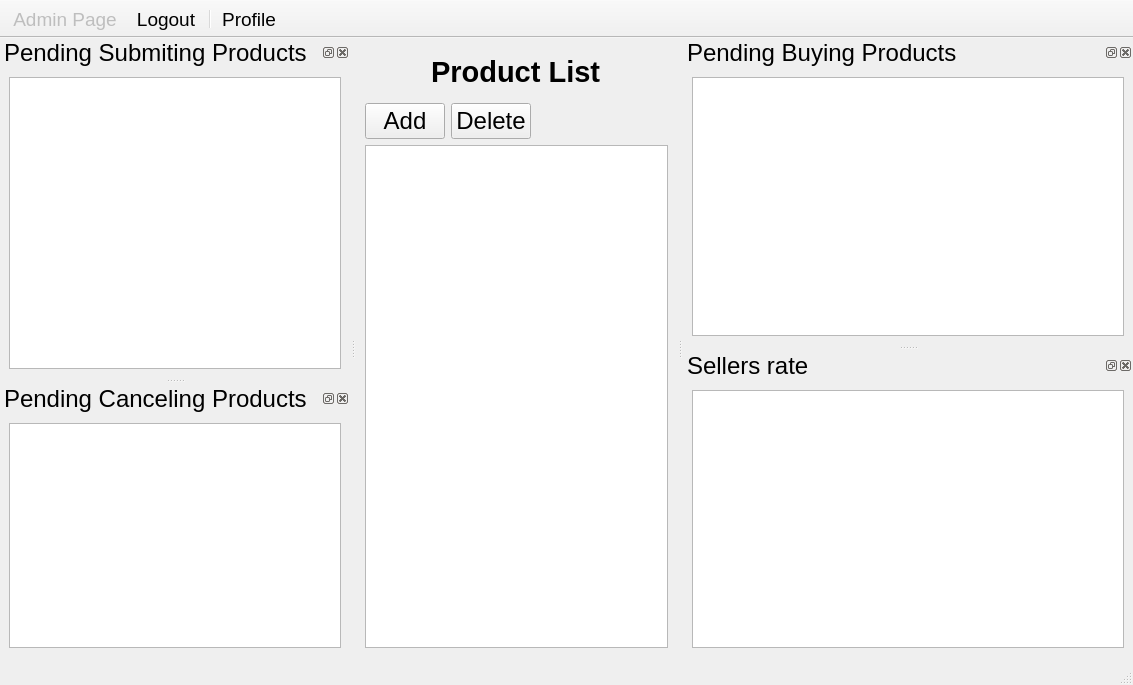
The window that admin.ui (MrCode4/Digikala) describes before a commit, drawn with Qt 5.
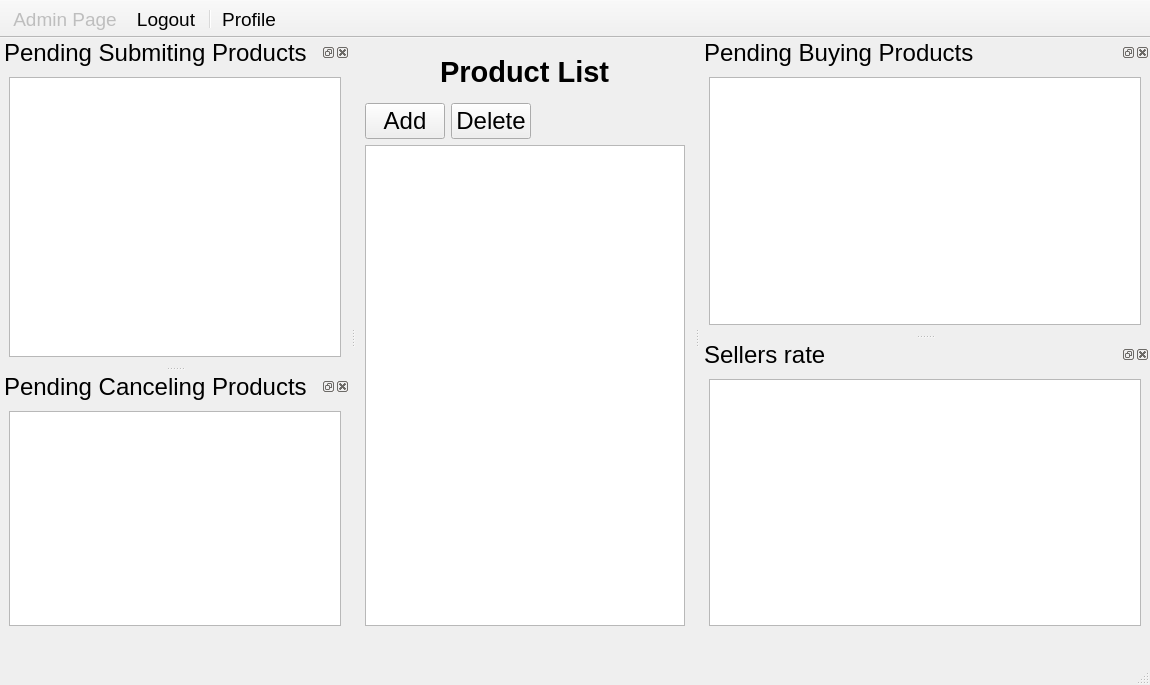
The same window after the commit. Icons and pictures are not drawn.

Patch:
```diff
--- a/admin.ui
+++ b/admin.ui
@@ -6,7 +6,7 @@
    <rect>
     <x>0</x>
     <y>0</y>
-    <width>1133</width>
+    <width>1150</width>
     <height>685</height>
    </rect>
   </property>
@@ -200,7 +200,19 @@
     </item>
    </layout>
   </widget>
-  <widget class="QStatusBar" name="statusbar"/>
+  <widget class="QStatusBar" name="statusbar">
+   <property name="minimumSize">
+    <size>
+     <width>0</width>
+     <height>50</height>
+    </size>
+   </property>
+   <property name="font">
+    <font>
+     <pointsize>16</pointsize>
+    </font>
+   </property>
+  </widget>
   <widget class="QToolBar" name="toolBar">
    <property name="enabled">
     <bool>true</bool>
@@ -208,7 +220,7 @@
    <property name="minimumSize">
     <size>
      <width>0</width>
-     <height>100</height>
+     <height>0</height>
     </size>
    </property>
    <property name="font">
```
